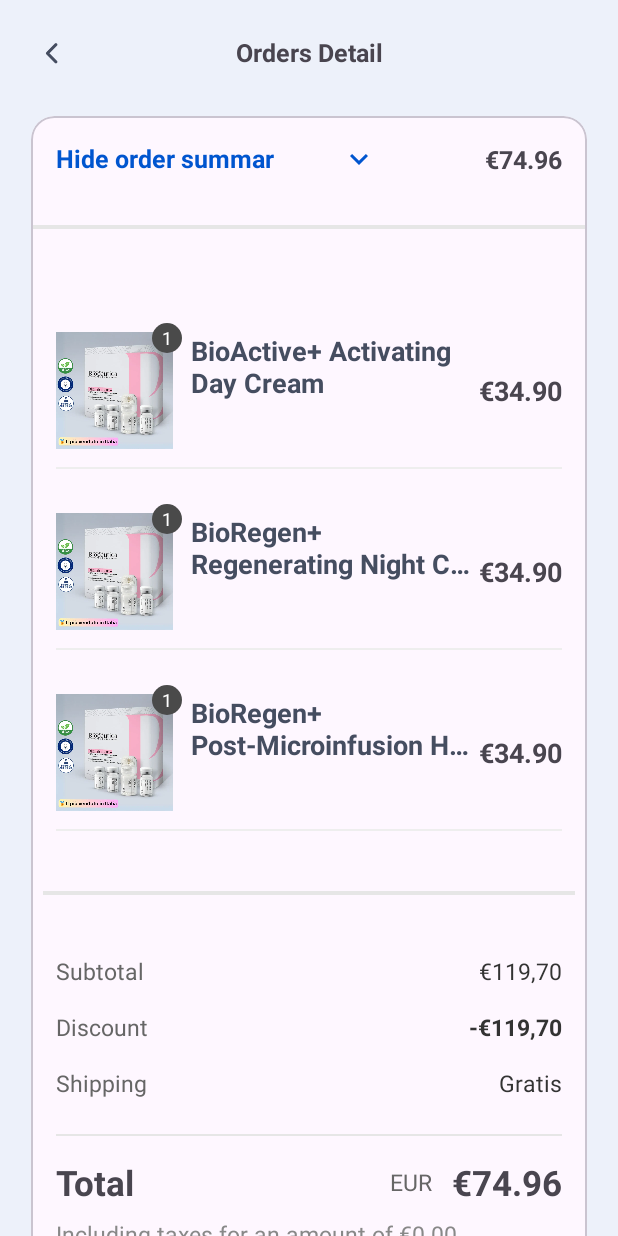
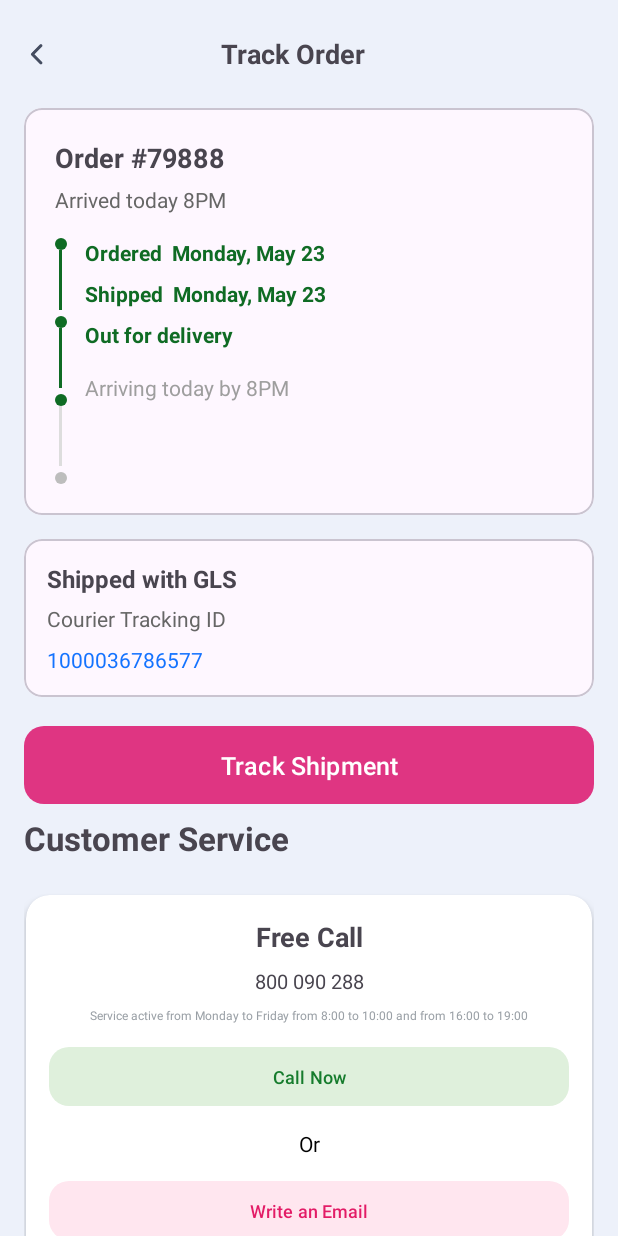
Before and after one commit to hafizanser/bioceuticamilano_android, an Android app: the screen it shows after launch (OrderDetailActivity before the commit, TrackOrderActivity after it), on a phone screen of 412 x 824 dp. Run offline under Robolectric (Android 15) with nearby library versions, the phone set to English and light mode, and no system bars; our stand-ins replace sdp/ssp sizes.

Commit message:
WIP on Tracking Screen

```diff
--- a/app/src/main/java/com/bioceuticamilano/OrderDetailActivity.kt
+++ b/app/src/main/java/com/bioceuticamilano/OrderDetailActivity.kt
@@ -34,8 +34,8 @@ class OrderDetailActivity : AppCompatActivity() {
         val orderStatus = intent.getStringExtra("order_status") ?: "Delivered"
         val orderTotal = intent.getStringExtra("order_total") ?: "€74.96"
 
-        binding.tvOrderNumber.text = orderNumber
-        binding.tvOrderDate.text = "$orderStatus • $orderTotal"
+//        binding.tvOrderNumber.text = orderNumber
+//        binding.tvOrderDate.text = "$orderStatus • $orderTotal"
 
         // populate summary values
         binding.tvSubtotal.text = "€119,70"
--- /dev/null
+++ b/app/src/main/java/com/bioceuticamilano/TrackOrderActivity.kt
@@ -0,0 +1,88 @@
+package com.bioceuticamilano
+
+import android.content.Intent
+import android.net.Uri
+import android.os.Bundle
+import android.view.View
+import android.widget.TextView
+import android.widget.Toast
+import androidx.appcompat.app.AppCompatActivity
+import androidx.core.content.ContextCompat
+import com.bioceuticamilano.databinding.ActivityTrackOrderBinding
+
+class TrackOrderActivity : AppCompatActivity() {
+    private lateinit var binding: ActivityTrackOrderBinding
+
+    override fun onCreate(savedInstanceState: Bundle?) {
+        super.onCreate(savedInstanceState)
+        binding = ActivityTrackOrderBinding.inflate(layoutInflater)
+        setContentView(binding.root)
+
+        binding.ivBack.setOnClickListener { finish() }
+
+        binding.btnTrack.setOnClickListener {
+            // open courier tracking URL if available
+            val courierId = binding.tvCourierId.text.toString()
+            if (courierId.isNotEmpty()) {
+                val url = "https://www.example.com/track/$courierId"
+                val i = Intent(Intent.ACTION_VIEW, Uri.parse(url))
+                startActivity(i)
+            } else {
+                Toast.makeText(this, "No tracking id", Toast.LENGTH_SHORT).show()
+            }
+        }
+
+//        binding.btnCallNow.setOnClickListener {
+//            val phone = binding.tvCustomerPhone.text.toString().replace(" ", "")
+//            val intent = Intent(Intent.ACTION_DIAL)
+//            intent.data = Uri.parse("tel:$phone")
+//            startActivity(intent)
+//        }
+//
+//        binding.btnEmail.setOnClickListener {
+//            val emailIntent = Intent(Intent.ACTION_SENDTO, Uri.parse("mailto:contact@bioceuticamilano.com"))
+//            startActivity(emailIntent)
+//        }
+
+        // default step, 0..3 (0 = ordered, 1 = shipped, 2 = out for delivery, 3 = arriving)
+        setStep(2)
+    }
+
+    private fun setStep(step: Int) {
+        // dots and lines views
+        val dots = listOf(binding.dot1, binding.dot2, binding.dot3, binding.dot4)
+        val lines = listOf(binding.line1, binding.line2, binding.line3)
+        val texts = listOf<TextView>(
+            binding.tvStep1,
+            binding.tvStep2,
+            binding.tvStep3,
+            binding.tvStep4
+        )
+
+        val activeColor = ContextCompat.getColor(this, R.color.track_active)
+        val inactiveColor = ContextCompat.getColor(this, R.color.track_inactive)
+        val activeLineColor = ContextCompat.getColor(this, R.color.track_line_active)
+        val inactiveLineColor = ContextCompat.getColor(this, R.color.track_line_inactive)
+
+        for (i in dots.indices) {
+            val dot = dots[i]
+            val text = texts[i]
+            if (i <= step) {
+                dot.setBackgroundResource(R.drawable.track_dot_active)
+                text.setTextColor(activeColor)
+            } else {
+                dot.setBackgroundResource(R.drawable.track_dot_inactive)
+                text.setTextColor(inactiveColor)
+            }
+        }
+
+        for (i in lines.indices) {
+            val line = lines[i]
+            if (i < step) {
+                line.setBackgroundColor(activeLineColor)
+            } else {
+                line.setBackgroundColor(inactiveLineColor)
+            }
+        }
+    }
+}
--- /dev/null
+++ b/app/src/main/res/drawable/track_dot_active.xml
@@ -0,0 +1,5 @@
+<?xml version="1.0" encoding="utf-8"?>
+<shape xmlns:android="http://schemas.android.com/apk/res/android" android:shape="oval">
+    <size android:width="8dp" android:height="8dp" />
+    <solid android:color="#0F6B24" />
+</shape>
--- /dev/null
+++ b/app/src/main/res/drawable/track_dot_inactive.xml
@@ -0,0 +1,5 @@
+<?xml version="1.0" encoding="utf-8"?>
+<shape xmlns:android="http://schemas.android.com/apk/res/android" android:shape="oval">
+    <size android:width="8dp" android:height="8dp" />
+    <solid android:color="#BDBDBD" />
+</shape>
--- /dev/null
+++ b/app/src/main/res/layout/activity_track_order.xml
@@ -0,0 +1,330 @@
+<?xml version="1.0" encoding="utf-8"?>
+<androidx.core.widget.NestedScrollView xmlns:android="http://schemas.android.com/apk/res/android"
+    xmlns:app="http://schemas.android.com/apk/res-auto"
+    android:layout_width="match_parent"
+    android:layout_height="match_parent"
+    android:background="@color/home_bg"
+    android:fitsSystemWindows="true"
+    android:fillViewport="true">
+
+    <LinearLayout
+        android:layout_width="match_parent"
+        android:layout_height="wrap_content"
+        android:orientation="vertical"
+        android:padding="16dp">
+
+        <LinearLayout
+            android:layout_width="match_parent"
+            android:layout_height="wrap_content"
+            android:orientation="horizontal"
+            android:gravity="center_vertical">
+
+            <ImageView
+                android:id="@+id/ivBack"
+                android:layout_width="wrap_content"
+                android:layout_height="wrap_content"
+                android:src="@drawable/ic_back"
+                android:contentDescription="Back"/>
+
+            <TextView
+                android:id="@+id/tvTitle"
+                android:layout_width="0dp"
+                android:layout_height="wrap_content"
+                android:layout_weight="1"
+                android:text="Track Order"
+                android:gravity="center"
+                android:textStyle="bold"
+                android:textSize="18sp" />
+
+            <View
+                android:layout_width="40dp"
+                android:layout_height="40dp" />
+
+        </LinearLayout>
+
+        <!-- Order card with timeline -->
+        <com.google.android.material.card.MaterialCardView
+            android:layout_width="match_parent"
+            android:layout_height="wrap_content"
+            android:layout_marginTop="16dp"
+            app:cardCornerRadius="12dp"
+            android:padding="@dimen/_16sdp">
+
+            <LinearLayout
+                android:layout_width="match_parent"
+                android:layout_height="wrap_content"
+                android:orientation="vertical"
+                android:padding="@dimen/_16ssp">
+
+                <TextView
+                    android:id="@+id/tvOrderNumber"
+                    android:layout_width="wrap_content"
+                    android:layout_height="wrap_content"
+                    android:text="Order #79888"
+                    android:textStyle="bold"
+                    android:textSize="18sp" />
+
+                <TextView
+                    android:id="@+id/tvEta"
+                    android:layout_width="wrap_content"
+                    android:layout_height="wrap_content"
+                    android:text="Arrived today 8PM"
+                    android:textColor="#666"
+                    android:layout_marginTop="6dp" />
+
+                <!-- timeline -->
+                <LinearLayout
+                    android:layout_width="match_parent"
+                    android:layout_height="wrap_content"
+                    android:orientation="horizontal"
+                    android:layout_marginTop="16dp">
+
+                    <LinearLayout
+                        android:layout_width="wrap_content"
+                        android:layout_height="wrap_content"
+                        android:orientation="vertical"
+                        android:gravity="center_horizontal">
+
+                        <View
+                            android:id="@+id/dot1"
+                            android:layout_width="8dp"
+                            android:layout_height="8dp"
+                            android:background="@drawable/track_dot_active" />
+
+                        <View
+                            android:id="@+id/line1"
+                            android:layout_width="2dp"
+                            android:layout_height="40dp"
+                            android:background="@color/track_line_active" />
+
+                        <View
+                            android:id="@+id/dot2"
+                            android:layout_width="8dp"
+                            android:layout_height="8dp"
+                            android:layout_marginTop="4dp"
+                            android:background="@drawable/track_dot_active" />
+
+                        <View
+                            android:id="@+id/line2"
+                            android:layout_width="2dp"
+                            android:layout_height="40dp"
+                            android:background="@color/track_line_active" />
+
+                        <View
+                            android:id="@+id/dot3"
+                            android:layout_width="8dp"
+                            android:layout_height="8dp"
+                            android:layout_marginTop="4dp"
+                            android:background="@drawable/track_dot_active" />
+
+                        <View
+                            android:id="@+id/line3"
+                            android:layout_width="2dp"
+                            android:layout_height="40dp"
+                            android:background="@color/track_line_inactive" />
+
+                        <View
+                            android:id="@+id/dot4"
+                            android:layout_width="8dp"
+                            android:layout_height="8dp"
+                            android:layout_marginTop="4dp"
+                            android:background="@drawable/track_dot_inactive" />
+
+                    </LinearLayout>
+
+                    <LinearLayout
+                        android:layout_width="0dp"
+                        android:layout_weight="1"
+                        android:layout_height="wrap_content"
+                        android:orientation="vertical"
+                        android:paddingStart="12dp">
+
+                        <TextView
+                            android:id="@+id/tvStep1"
+                            android:layout_width="wrap_content"
+                            android:layout_height="wrap_content"
+                            android:text="Ordered  Monday, May 23"
+                            android:textStyle="bold"
+                            android:layout_marginBottom="8dp" />
+
+                        <TextView
+                            android:id="@+id/tvStep2"
+                            android:layout_width="wrap_content"
+                            android:layout_height="wrap_content"
+                            android:text="Shipped  Monday, May 23"
+                            android:textStyle="bold"
+                            android:layout_marginBottom="8dp" />
+
+                        <TextView
+                            android:id="@+id/tvStep3"
+                            android:layout_width="wrap_content"
+                            android:layout_height="wrap_content"
+                            android:text="Out for delivery"
+                            android:textStyle="bold"
+                            android:layout_marginBottom="8dp" />
+
+                        <TextView
+                            android:id="@+id/tvStep4"
+                            android:layout_width="wrap_content"
+                            android:layout_height="wrap_content"
+                            android:text="Arriving today by 8PM"
+                            android:textColor="#888"
+                            android:layout_marginTop="8dp" />
+
+                    </LinearLayout>
+
+                </LinearLayout>
+
+            </LinearLayout>
+
+        </com.google.android.material.card.MaterialCardView>
+
+        <!-- courier card -->
+        <com.google.android.material.card.MaterialCardView
+            android:layout_width="match_parent"
+            android:layout_height="wrap_content"
+            android:layout_marginTop="16dp"
+            app:cardCornerRadius="12dp"
+            android:padding="@dimen/_12sdp">
+
+            <LinearLayout
+                android:layout_width="match_parent"
+                android:layout_height="wrap_content"
+                android:orientation="vertical"
+                android:padding="@dimen/_12sdp">
+
+                <TextView
+                    android:layout_width="wrap_content"
+                    android:layout_height="wrap_content"
+                    android:text="Shipped with GLS"
+                    android:textStyle="bold"
+                    android:textSize="16sp" />
+
+                <TextView
+                    android:layout_width="wrap_content"
+                    android:layout_height="wrap_content"
+                    android:text="Courier Tracking ID"
+                    android:layout_marginTop="6dp"
+                    android:textColor="#666" />
+
+                <TextView
+                    android:id="@+id/tvCourierId"
+                    android:layout_width="wrap_content"
+                    android:layout_height="wrap_content"
+                    android:text="1000036786577"
+                    android:textColor="#1473FF"
+                    android:layout_marginTop="8dp" />
+
+            </LinearLayout>
+
+        </com.google.android.material.card.MaterialCardView>
+
+        <!-- Track shipment button -->
+
+        <com.google.android.material.button.MaterialButton
+            android:id="@+id/btnTrack"
+            android:layout_width="match_parent"
+            android:layout_height="@dimen/_40sdp"
+            android:layout_marginTop="@dimen/_15sdp"
+            android:text="Track Shipment"
+            android:textSize="@dimen/_13sdp"
+            android:textAllCaps="false"
+            android:textColor="@color/white"
+            android:background="@drawable/btn_black_rounded"
+            app:backgroundTint="@null" />
+
+        <!-- Customer service section -->
+        <TextView
+            android:layout_width="match_parent"
+            android:layout_height="wrap_content"
+            android:text="Customer Service"
+            android:textSize="@dimen/_17ssp"
+            android:textStyle="bold"
+            android:layout_marginTop="@dimen/_8sdp" />
+
+        <androidx.cardview.widget.CardView
+            android:id="@+id/customerCard"
+            android:layout_width="match_parent"
+            android:layout_height="wrap_content"
+            android:layout_marginHorizontal="@dimen/_1sdp"
+            android:layout_marginVertical="@dimen/_18sdp"
+            app:cardCornerRadius="@dimen/_12sdp"
+            app:cardElevation="@dimen/_3sdp">
+
+            <LinearLayout
+                android:layout_width="match_parent"
+                android:layout_height="wrap_content"
+                android:orientation="vertical"
+                android:padding="@dimen/_12sdp">
+
+                <TextView
+                    android:layout_width="match_parent"
+                    android:layout_height="wrap_content"
+                    android:text="Free Call"
+                    android:textSize="@dimen/_14ssp"
+                    android:textStyle="bold"
+                    android:gravity="center" />
+
+                <TextView
+                    android:layout_width="match_parent"
+                    android:layout_height="wrap_content"
+                    android:text="800 090 288"
+                    android:gravity="center"
+                    android:textSize="@dimen/_10sdp"
+                    android:layout_marginTop="@dimen/_6sdp" />
+
+                <TextView
+                    android:layout_width="match_parent"
+                    android:layout_height="wrap_content"
+                    android:text="Service active from Monday to Friday from 8:00 to 10:00 and from 16:00 to 19:00"
+                    android:textSize="@dimen/_8sdp"
+                    android:gravity="center"
+                    android:layout_marginTop="@dimen/_8sdp"
+                    android:textColor="@color/dim_gray" />
+
+                <com.google.android.material.button.MaterialButton
+                    android:id="@+id/btnCallNow"
+                    android:layout_width="match_parent"
+                    android:layout_height="@dimen/_30sdp"
+                    android:textSize="@dimen/_9sdp"
+                    android:textAllCaps="false"
+                    android:background="@drawable/btn_black_rounded"
+                    app:backgroundTint="@null"
+                    android:text="Call Now"
+                    android:layout_marginTop="@dimen/_12sdp"
+                    android:backgroundTint="#DFF0DC"
+                    android:textColor="#167C2D"/>
+
+
+
+
+
+                <TextView
+                    android:layout_width="match_parent"
+                    android:layout_height="wrap_content"
+                    android:text="Or"
+                    android:textColor="@color/black"
+                    android:gravity="center"
+                    android:layout_marginTop="@dimen/_12sdp" />
+
+
+                <com.google.android.material.button.MaterialButton
+                    android:id="@+id/btnEmailNow"
+                    android:layout_width="match_parent"
+                    android:layout_height="@dimen/_30sdp"
+                    android:textSize="@dimen/_9sdp"
+                    android:textAllCaps="false"
+                    android:background="@drawable/btn_black_rounded"
+                    app:backgroundTint="@null"
+                    android:text="Write an Email"
+                    android:layout_marginTop="@dimen/_12sdp"
+                    android:backgroundTint="#FFE6EF"
+                    android:textColor="#E31B66"/>
+
+
+            </LinearLayout>
+
+        </androidx.cardview.widget.CardView>
+    </LinearLayout>
+
+</androidx.core.widget.NestedScrollView>
--- /dev/null
+++ b/app/src/main/res/values/colors_track.xml
@@ -0,0 +1,7 @@
+<?xml version="1.0" encoding="utf-8"?>
+<resources>
+    <color name="track_active">#0F6B24</color>
+    <color name="track_inactive">#9E9E9E</color>
+    <color name="track_line_active">#0F6B24</color>
+    <color name="track_line_inactive">#DDDDDD</color>
+</resources>
```
Also changed, not shown: app/src/main/AndroidManifest.xml (+10 -4 lines).
